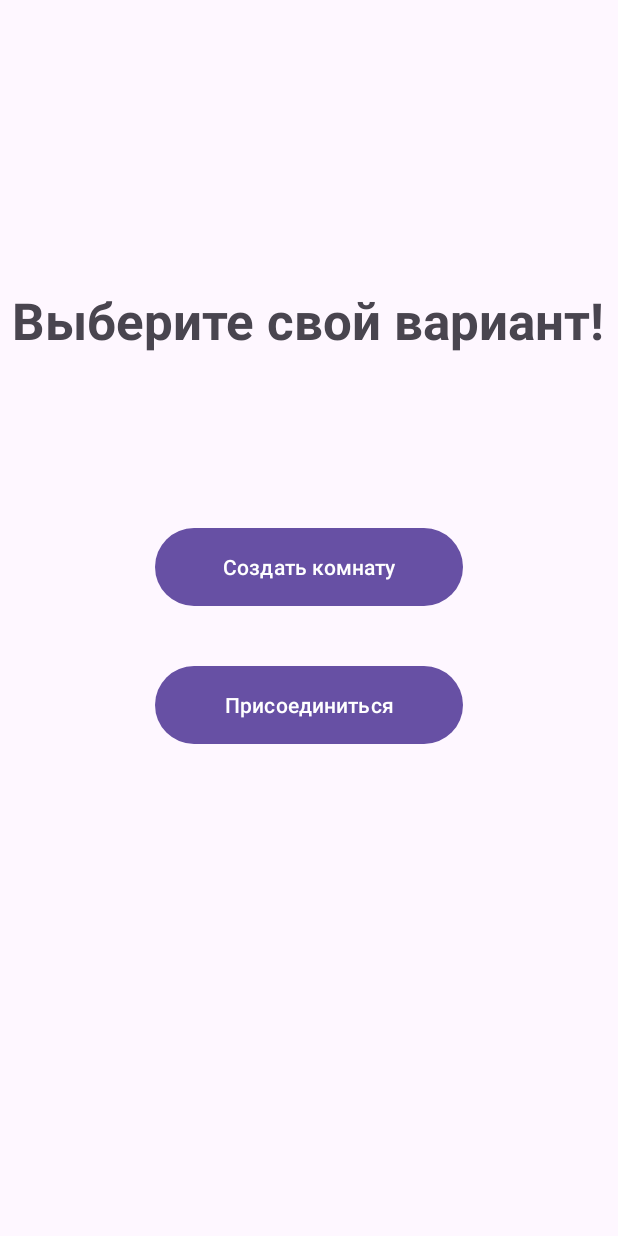
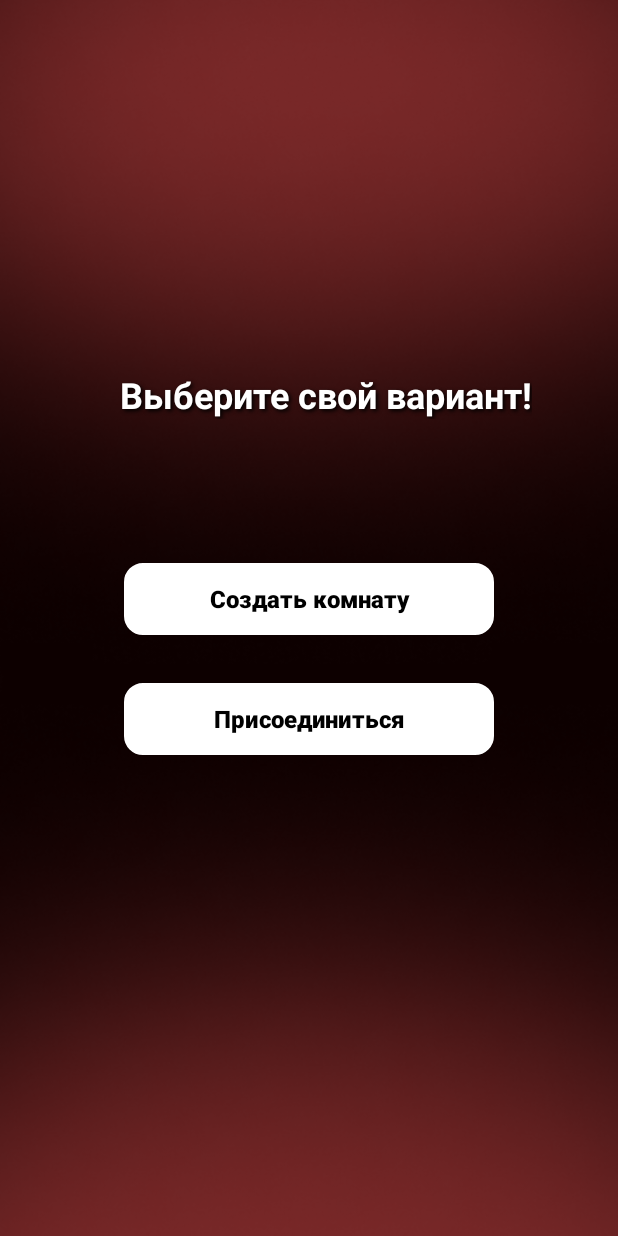
Before and after one commit to AdAndRoll/Movie_Match, an Android app: the screen it shows after launch (MainActivity), on a phone screen of 412 x 824 dp. Run offline under Robolectric (Android 15) with nearby library versions, the phone set to English and light mode, and no system bars; libraries missing offline, so code that uses them is left out: io.github.jan.supabase; 3 statements that could not run were skipped.

Commit message:
добавил визуал

```diff
--- a/app/src/main/java/com/example/try2/MovieSearchActivity.kt
+++ b/app/src/main/java/com/example/try2/MovieSearchActivity.kt
@@ -8,6 +8,7 @@ import android.widget.Button
 import android.widget.TextView
 import android.widget.Toast
 import androidx.appcompat.app.AppCompatActivity
+import androidx.core.content.ContextCompat
 import com.google.android.material.slider.RangeSlider
 import com.squareup.picasso.Picasso
 import io.github.jan.supabase.postgrest.from
@@ -108,6 +109,7 @@ class MovieSearchActivity : AppCompatActivity() {
         searchButton.isEnabled = false
         searchButton.text = "Ожидание..."
         isSearchSubmitted = true
+
         Log.d("MovieSearchActivity", "Search button disabled")
     }
 
--- /dev/null
+++ b/app/src/main/res/color/button_text_color.xml
@@ -0,0 +1,6 @@
+<?xml version="1.0" encoding="utf-8"?>
+<selector xmlns:android="http://schemas.android.com/apk/res/android">
+    <item android:color="@color/white" android:state_enabled="false" /> <!-- Белый текст, когда кнопка отключена -->
+    <item android:color="@color/white" android:state_pressed="true" /> <!-- Белый текст при нажатии -->
+    <item android:color="@color/black" /> <!-- Чёрный текст в обычном состоянии -->
+</selector>
--- /dev/null
+++ b/app/src/main/res/drawable/button_background.xml
@@ -0,0 +1,24 @@
+<?xml version="1.0" encoding="utf-8"?>
+<selector xmlns:android="http://schemas.android.com/apk/res/android">
+    <item android:state_pressed="true">
+        <shape android:shape="rectangle">
+            <solid android:color="@android:color/transparent" /> <!-- Прозрачный фон при нажатии -->
+            <corners android:radius="12dp" />
+            <stroke android:width="1dp" android:color="@color/black" />
+        </shape>
+    </item>
+    <item android:state_enabled="false">
+        <shape android:shape="rectangle">
+            <solid android:color="@android:color/transparent" /> <!-- Прозрачный фон, когда кнопка отключена -->
+            <corners android:radius="12dp" />
+            <stroke android:width="1dp" android:color="@color/black" />
+        </shape>
+    </item>
+    <item>
+        <shape android:shape="rectangle">
+            <solid android:color="@color/white" /> <!-- Белый фон в обычном состоянии -->
+            <corners android:radius="12dp" />
+            <stroke android:width="1dp" android:color="@color/black" />
+        </shape>
+    </item>
+</selector>
--- a/app/src/main/res/layout/activity_main.xml
+++ b/app/src/main/res/layout/activity_main.xml
@@ -6,52 +6,84 @@
     android:id="@+id/main"
     android:layout_width="match_parent"
     android:layout_height="match_parent"
+    android:background="@drawable/background"
     tools:context=".MainActivity">
 
+    <!-- Заголовок -->
+
+    <!-- Кнопка создания комнаты -->
     <TextView
         android:id="@+id/StartText"
         android:layout_width="wrap_content"
         android:layout_height="wrap_content"
+        android:shadowColor="@color/black"
+        android:shadowDx="2"
+        android:shadowDy="2"
+        android:shadowRadius="3"
         android:text="@string/StartText"
-        android:textSize="34sp"
+        android:textColor="@color/white"
+        android:textSize="@dimen/text_size_title"
         android:textStyle="bold"
         app:layout_constraintBottom_toBottomOf="parent"
         app:layout_constraintEnd_toEndOf="parent"
-        app:layout_constraintHorizontal_bias="0.497"
+        app:layout_constraintHorizontal_bias="0.581"
         app:layout_constraintStart_toStartOf="parent"
         app:layout_constraintTop_toTopOf="parent"
-        app:layout_constraintVertical_bias="0.245" />
+        app:layout_constraintVertical_bias="0.312" />
 
     <Button
         android:id="@+id/CreateRoomButton"
-        android:layout_width="205dp"
-        android:layout_height="60dp"
-        android:layout_marginTop="112dp"
-        android:text="@string/TextCreateRoomButton"
-        app:layout_constraintEnd_toEndOf="parent"
-        app:layout_constraintStart_toStartOf="parent"
-        app:layout_constraintTop_toBottomOf="@+id/StartText" />
+        android:layout_width="0dp"
+        android:layout_height="wrap_content"
+        android:layout_marginTop="@dimen/margin_extra_large"
+    android:layout_marginStart="@dimen/margin_small"
+    android:layout_marginEnd="@dimen/margin_small"
+    android:text="@string/TextCreateRoomButton"
+    android:background="@drawable/button_background"
+    android:textColor="@color/black"
+    android:textSize="@dimen/button_text_size"
+    android:elevation="4dp"
+    app:layout_constraintTop_toBottomOf="@id/StartText"
+    app:layout_constraintStart_toStartOf="parent"
+    app:layout_constraintEnd_toEndOf="parent"
+    app:layout_constraintWidth_percent="@dimen/button_width_percent"
+    app:layout_constraintVertical_chainStyle="packed" />
 
+    <!-- Кнопка присоединения -->
     <Button
         android:id="@+id/JoinButton"
-        android:layout_width="205dp"
-        android:layout_height="60dp"
-        android:layout_marginTop="32dp"
+        android:layout_width="0dp"
+        android:layout_height="wrap_content"
+        android:layout_marginTop="@dimen/margin_medium"
+        android:layout_marginStart="@dimen/margin_small"
+        android:layout_marginEnd="@dimen/margin_small"
         android:text="@string/TextJoinButton"
+        android:background="@drawable/button_background"
+        android:textColor="@color/black"
+        android:textSize="@dimen/button_text_size"
+        android:elevation="4dp"
+        app:layout_constraintTop_toBottomOf="@id/CreateRoomButton"
+        app:layout_constraintStart_toStartOf="parent"
         app:layout_constraintEnd_toEndOf="parent"
-        app:layout_constraintStart_toStartOf="parent"
-        app:layout_constraintTop_toBottomOf="@+id/CreateRoomButton" />
+        app:layout_constraintWidth_percent="@dimen/button_width_percent" />
 
+    <!-- Кнопка переподключения -->
     <Button
         android:id="@+id/reconnectButton"
-        android:layout_width="205dp"
-        android:layout_height="60dp"
-        android:layout_marginTop="32dp"
+        android:layout_width="0dp"
+        android:layout_height="wrap_content"
+        android:layout_marginTop="@dimen/margin_medium"
+        android:layout_marginStart="@dimen/margin_small"
+        android:layout_marginEnd="@dimen/margin_small"
         android:text="Переподключиться к: ..."
         android:visibility="gone"
-        android:textColor="@color/white"
+        android:background="@drawable/button_background"
+        android:textColor="@color/black"
+        android:textSize="@dimen/button_text_size"
+        android:elevation="4dp"
+        app:layout_constraintTop_toBottomOf="@id/JoinButton"
+        app:layout_constraintStart_toStartOf="parent"
         app:layout_constraintEnd_toEndOf="parent"
-        app:layout_constraintStart_toStartOf="parent"
-        app:layout_constraintTop_toBottomOf="@+id/JoinButton" />
+        app:layout_constraintWidth_percent="@dimen/button_width_percent" />
 
 </androidx.constraintlayout.widget.ConstraintLayout>
--- a/app/src/main/res/layout/item_user.xml
+++ b/app/src/main/res/layout/item_user.xml
@@ -4,14 +4,16 @@
     android:orientation="vertical"
     android:padding="12dp"
     android:layout_width="match_parent"
-    android:layout_height="wrap_content">
+    android:layout_height="wrap_content"
+    >
 
     <TextView
         android:id="@+id/tvUser"
         android:text="Пользователь"
         android:textSize="16sp"
         android:layout_width="wrap_content"
-        android:layout_height="wrap_content" />
+        android:layout_height="wrap_content"
+        android:textColor="@color/white"/>
 
     <TextView
         android:id="@+id/tvStatus"
--- /dev/null
+++ b/app/src/main/res/values/dimens.xml
@@ -0,0 +1,10 @@
+<?xml version="1.0" encoding="utf-8"?>
+<resources>
+    <dimen name="margin_extra_large">96dp</dimen>
+    <dimen name="margin_large">64dp</dimen>
+    <dimen name="margin_medium">32dp</dimen>
+    <dimen name="margin_small">16dp</dimen>
+    <dimen name="text_size_title">24sp</dimen>
+    <dimen name="button_text_size">16sp</dimen>
+    <dimen name="button_width_percent">0.6</dimen>
+</resources>
--- a/app/src/main/res/values/themes.xml
+++ b/app/src/main/res/values/themes.xml
@@ -1,8 +1,23 @@
 <resources xmlns:tools="http://schemas.android.com/tools">
-    <!-- Base application theme. -->
+    <!-- Base application theme -->
     <style name="Base.Theme.Try2" parent="Theme.Material3.DayNight.NoActionBar">
-        <!-- Customize your light theme here. -->
-        <!-- <item name="colorPrimary">@color/my_light_primary</item> -->
+        <!-- Прозрачный статус-бар -->
+        <item name="android:statusBarColor">@android:color/transparent</item>
+        <item name="android:windowTranslucentStatus">true</item>
+        <!-- Стиль кнопок -->
+        <item name="materialButtonStyle">@style/Widget.App.Button</item>
+        <item name="colorPrimary">@color/white</item>
+        <item name="colorOnPrimary">@color/black</item>
+    </style>
+
+    <!-- Кастомный стиль кнопок -->
+    <style name="Widget.App.Button" parent="Widget.Material3.Button">
+        <item name="android:background">@drawable/button_background</item>
+        <item name="android:textColor">@color/button_text_color</item> <!-- Используем селектор для цвета текста -->
+        <item name="android:textSize">16sp</item>
+        <item name="android:elevation">4dp</item>
+        <item name="cornerRadius">12dp</item>
+        <item name="android:textStyle">bold</item> <!-- Сохраняем жирный стиль текста -->
     </style>
 
     <style name="Theme.Try2" parent="Base.Theme.Try2" />
--- a/gradle/libs.versions.toml
+++ b/gradle/libs.versions.toml
@@ -8,7 +8,7 @@ junitVersion = "1.1.5"
 espressoCore = "3.5.1"
 appcompat = "1.6.1"
 ktorClientOkhttp = "2.3.5"
-material = "1.10.0"
+material = "1.12.0"
 activity = "1.8.0"
 constraintlayout = "2.1.4"
 postgrestKt = "2.2.1"
```
Also changed, not shown: app/src/main/java/com/example/try2/MultiSelectionSpinner.kt (+7 -4 lines), app/src/main/res/drawable/spinner_background.xml (added, +7 -0 lines), app/src/main/res/layout/activity_choose.xml (+16 -7 lines), app/src/main/res/layout/activity_movie_search.xml (+36 -7 lines), app/src/main/res/layout/activity_room.xml (+14 -7 lines), app/src/main/res/layout/dialog_loading.xml (+5 -2 lines), app/src/main/res/layout/item_movie.xml (+6 -3 lines), app/src/main/res/layout/spinner_item.xml (added, +9 -0 lines), app/src/main/res/drawable/background.png (added), app/src/main/res/values/colors.xml (line endings or trailing spaces).
